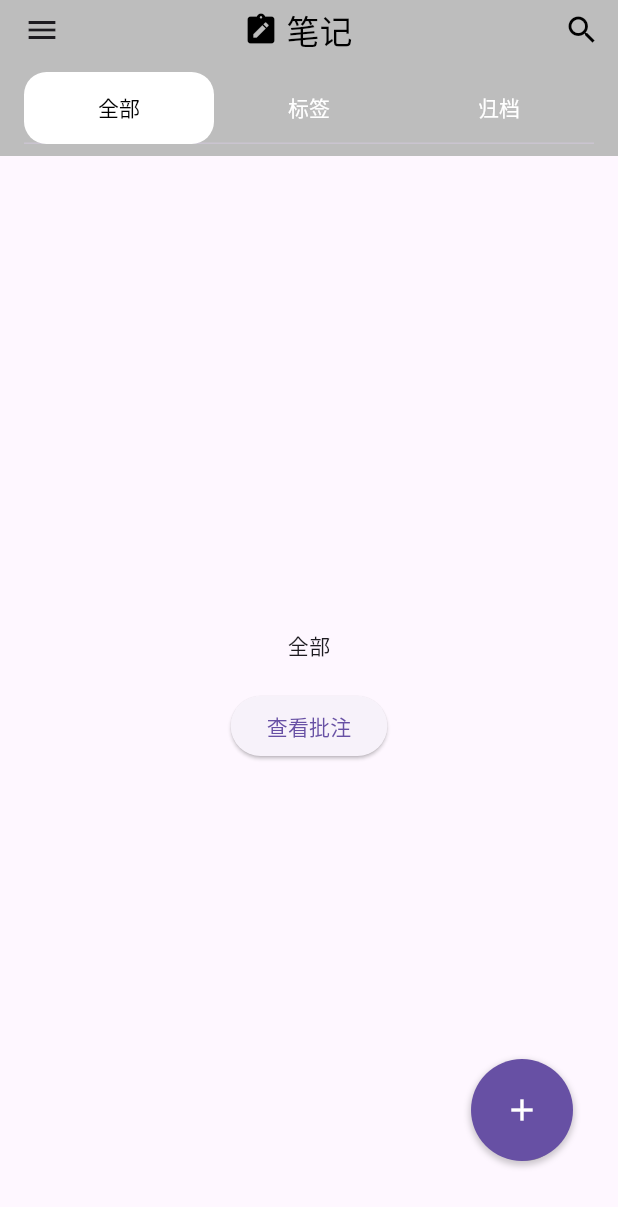
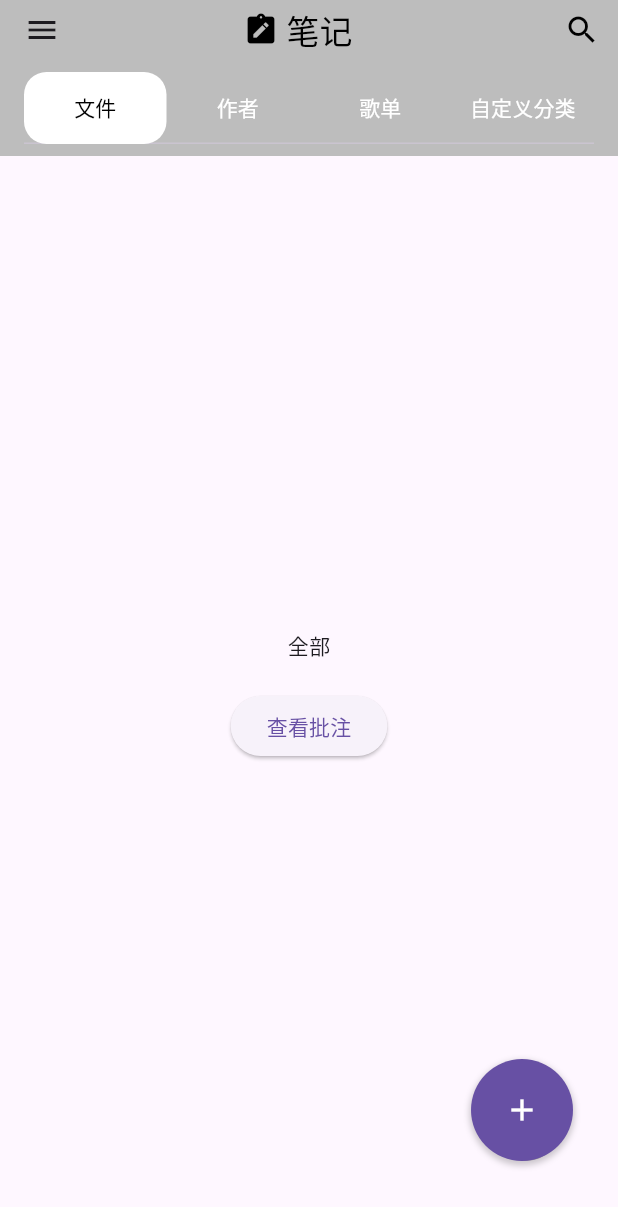
Before and after one commit to AimMetal-jy/AuraLab, a Flutter app: the Notes screen opened by its route, on a phone screen of 412 x 824 dp. Shown: the top 1207 px of the screen. Run offline on Flutter 3.47's test engine with Material 3 defaults, Android fonts, the phone set to English and light mode, and no system bars; our stand-ins replace flutter_markdown.

Commit message:
修改note界面tab

```diff
--- a/lib/screens/notes/notes.dart
+++ b/lib/screens/notes/notes.dart
@@ -23,9 +23,9 @@ class Notes extends StatelessWidget {
       // 标题图标
       titleIcon: Icons.note_alt,
       // 标签页标题列表
-      tabTitles: const ['全部', '标签', '归档'],
+      tabTitles: const ['文件', '作者', '歌单','自定义分类'],
       // 对应的标签页内容组件
-      tabPages: const [NoteListPage(), NoteTagsPage(), NoteArchivePage()],
+      tabPages: const [NoteListPage(), NoteTagsPage(), NoteArchivePage(), NoteArchivePage()],
       // 可展开的浮动操作按钮
       floatingActionButton: const ExpandableActionButtons(),
       // 用户名称，显示在抽屉菜单中
```
